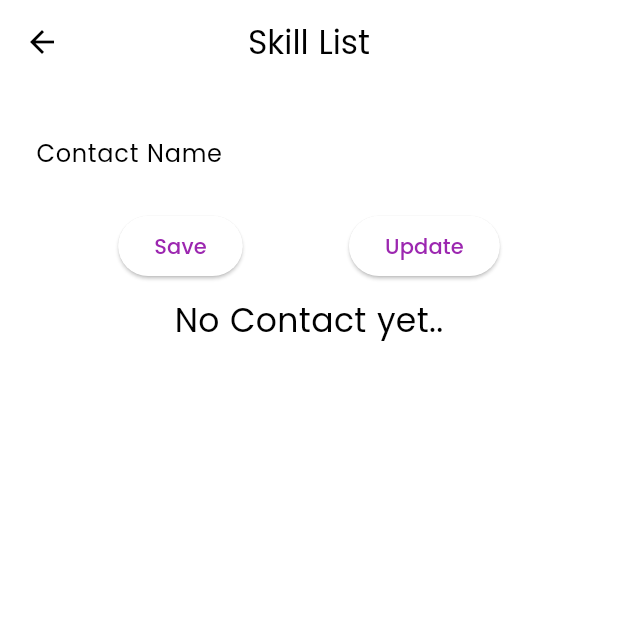
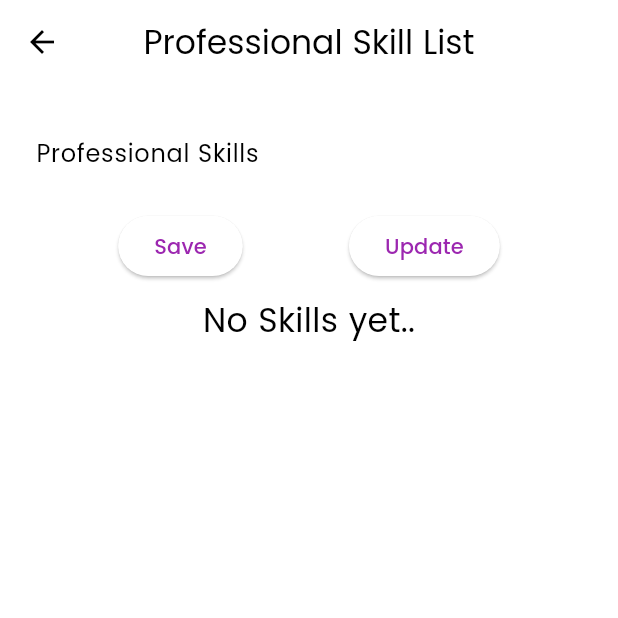
Before and after one commit to DewminVinu00/carricular-vitae-flutter-app, a Flutter app: the ProfessionalSkillPage screen opened by its route, on a phone screen of 412 x 824 dp, the top half of it. Run offline on Flutter 3.47's test engine with Material 3 defaults, Android fonts, the phone set to English and light mode, and no system bars; our stand-ins replace cloud_firestore, firebase_core, font_awesome_flutter, timelines, velocity_x; accounts and stored records are empty.

Commit message:
create professional skill page update and delete functions

```diff
--- a/lib/pages/professional_skill_page.dart
+++ b/lib/pages/professional_skill_page.dart
@@ -30,7 +30,7 @@ class _ProfessionalSkillPageState extends State<ProfessionalSkillPage> {
     return Scaffold(
       appBar: AppBar(
         centerTitle: true,
-        title: Text("Skill List"),
+        title: Text("Professional Skill List"),
       ),
       body: Padding(
         padding: EdgeInsets.all(8.0),
@@ -40,7 +40,7 @@ class _ProfessionalSkillPageState extends State<ProfessionalSkillPage> {
             TextField(
               controller: skillController,
               decoration: const InputDecoration(
-                hintText: 'Contact Name',
+                hintText: 'Professional Skills',
                 border: OutlineInputBorder(
                   borderRadius: BorderRadius.all(
                     Radius.circular(10),
@@ -126,7 +126,7 @@ class _ProfessionalSkillPageState extends State<ProfessionalSkillPage> {
             const SizedBox(height: 10),
             skills.isEmpty
                 ? Text(
-                    'No Contact yet..',
+                    'No Skills yet..',
                     style: TextStyle(fontSize: 22),
                   )
                 : Expanded(
@@ -156,10 +156,10 @@ class _ProfessionalSkillPageState extends State<ProfessionalSkillPage> {
         title: Column(
           crossAxisAlignment: CrossAxisAlignment.start,
           children: [
-            Text(
+            /*Text(
               skills[index].skill,
               style: TextStyle(fontWeight: FontWeight.bold),
-            ),
+            ),*/
             Text(skills[index].skill),
           ],
         ),
@@ -203,7 +203,7 @@ class _ProfessionalSkillPageState extends State<ProfessionalSkillPage> {
                     context: context,
                     builder: (BuildContext context) {
                       return AlertDialog(
-                        title: Text("Delete Contact"),
+                        title: Text("Delete Your skill"),
                         content: Text(
                             "Are you sure you want to delete this contact?"),
                         actions: [
@@ -262,7 +262,7 @@ class _ProfessionalSkillPageState extends State<ProfessionalSkillPage> {
     try {
       // Get the reference to the document with the specified ID
       var documentReference =
-          FirebaseFirestore.instance.collection("details").doc(skill.id);
+          FirebaseFirestore.instance.collection("skills").doc(skill.id);
 
       // Update the document with the values from the skill parameter
       await documentReference.update({
@@ -280,7 +280,7 @@ class _ProfessionalSkillPageState extends State<ProfessionalSkillPage> {
   Future<void> delete(String id) async {
     try {
       // Delete the document with the specified ID
-      await FirebaseFirestore.instance.collection("details").doc(id).delete();
+      await FirebaseFirestore.instance.collection("skills").doc(id).delete();
 
       setState(() {
         // Remove the deleted skill from the local list
```
